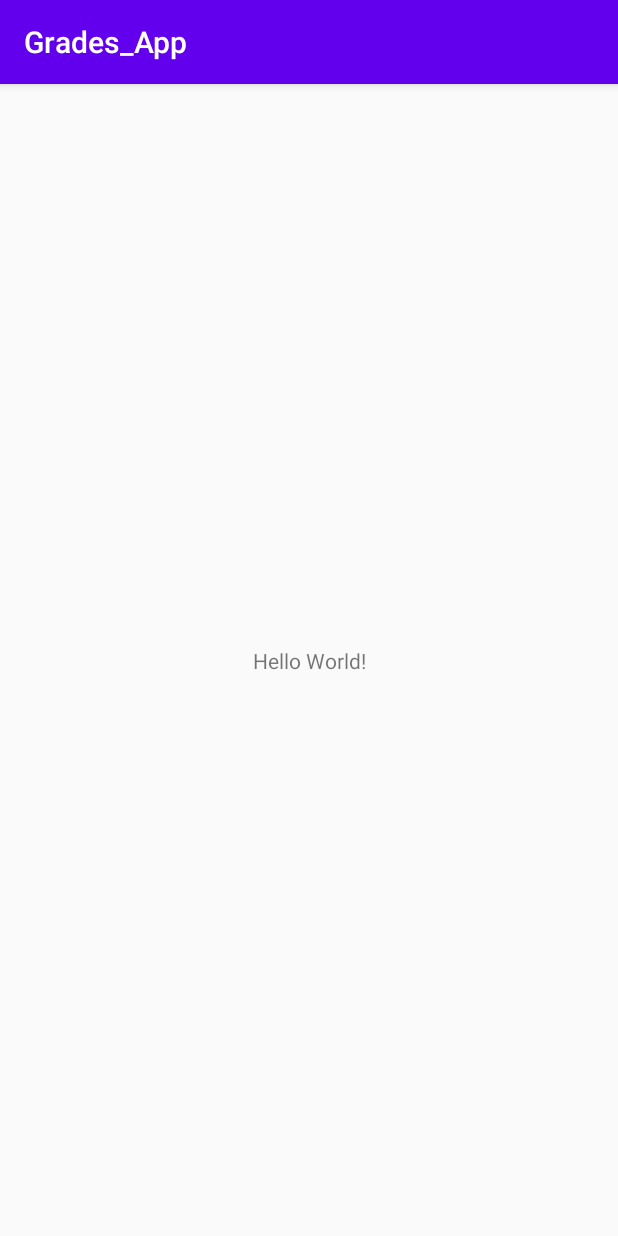
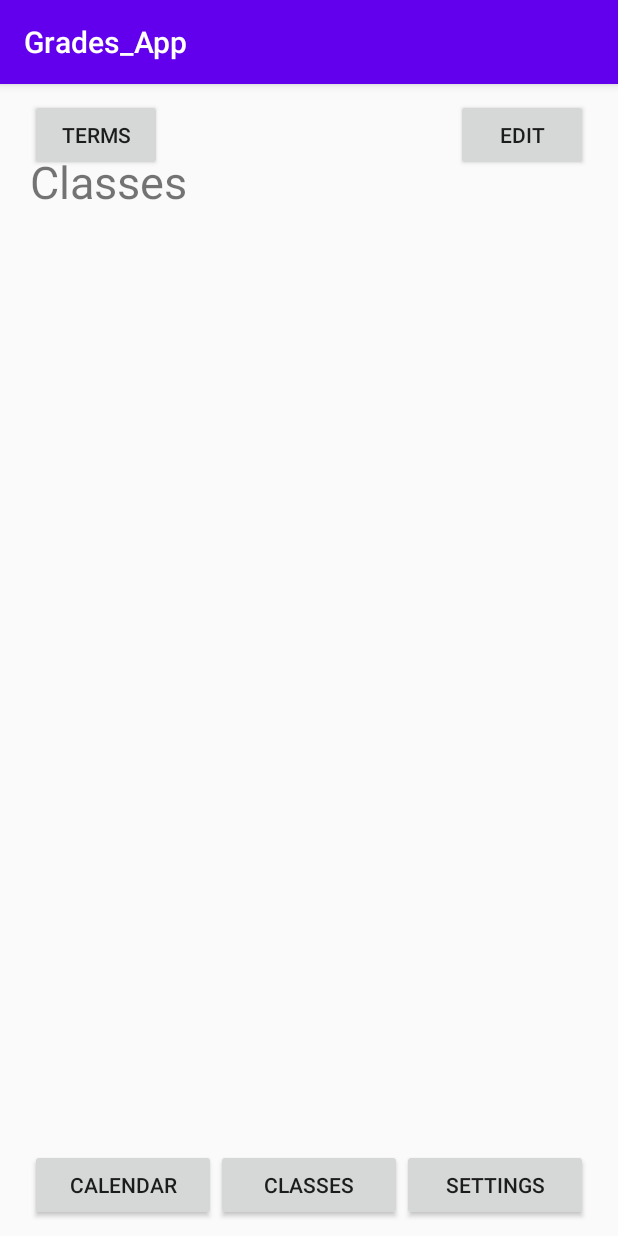
Before and after one commit to megamp15/Grades_App, an Android app: the screen it shows after launch (MainActivity), on a phone screen of 412 x 824 dp. Run offline under Robolectric (Android 15) with nearby library versions, the phone set to English and light mode, and no system bars.

Commit message:
Started UI Layout

```diff
--- a/app/build.gradle
+++ b/app/build.gradle
@@ -29,5 +29,6 @@ dependencies {
     testImplementation 'junit:junit:4.12'
     androidTestImplementation 'androidx.test.ext:junit:1.1.1'
     androidTestImplementation 'androidx.test.espresso:espresso-core:3.2.0'
-
+    implementation 'androidx.appcompat:appcompat:1.2.0'
+    implementation 'com.google.android.material:material:1.2.0'
 }
--- a/app/src/main/res/layout/activity_main.xml
+++ b/app/src/main/res/layout/activity_main.xml
@@ -1,18 +1,70 @@
 <?xml version="1.0" encoding="utf-8"?>
-<androidx.constraintlayout.widget.ConstraintLayout xmlns:android="http://schemas.android.com/apk/res/android"
+<RelativeLayout xmlns:android="http://schemas.android.com/apk/res/android"
     xmlns:app="http://schemas.android.com/apk/res-auto"
     xmlns:tools="http://schemas.android.com/tools"
     android:layout_width="match_parent"
     android:layout_height="match_parent"
-    tools:context=".MainActivity">
+    tools:context=".MainActivity"
+    android:layout_marginHorizontal="20dp"
+    android:layout_marginVertical="10dp">
 
-    <TextView
-        android:layout_width="wrap_content"
+    <RelativeLayout
+        android:layout_width="match_parent"
+        android:layout_height="75dp"
+        android:layout_marginBottom="5dp"
+        >
+        <Button
+            android:layout_width="wrap_content"
+            android:layout_height="wrap_content"
+            android:text="Terms"
+            android:id="@+id/btn_terms"/>
+
+        <TextView
+            android:layout_width="wrap_content"
+            android:layout_height="wrap_content"
+            android:text="Classes"
+            android:layout_alignParentBottom="true"
+            android:textSize="30sp"
+            />
+
+        <Button
+            android:layout_width="wrap_content"
+            android:layout_height="wrap_content"
+            android:text="Edit"
+            android:layout_alignParentEnd="true"
+            />
+    </RelativeLayout>
+
+
+    <LinearLayout
+        android:layout_width="match_parent"
         android:layout_height="wrap_content"
-        android:text="Hello World!"
-        app:layout_constraintBottom_toBottomOf="parent"
-        app:layout_constraintLeft_toLeftOf="parent"
-        app:layout_constraintRight_toRightOf="parent"
-        app:layout_constraintTop_toTopOf="parent" />
+        android:orientation="horizontal"
+        android:layout_alignParentBottom="true"
+        android:id="@+id/nav_btn_layout"
+        >
 
-</androidx.constraintlayout.widget.ConstraintLayout>
+        <Button
+            android:layout_width="0dp"
+            android:layout_height="wrap_content"
+            android:layout_weight="1"
+            android:text="Calendar"
+            android:id="@+id/btn_calendar"/>
+
+        <Button
+            android:layout_width="0dp"
+            android:layout_height="wrap_content"
+            android:layout_weight="1"
+            android:text="Classes"
+            android:id="@+id/btn_class"/>
+
+        <Button
+            android:layout_width="0dp"
+            android:layout_height="wrap_content"
+            android:layout_weight="1"
+            android:text="Settings"
+            android:id="@+id/btn_settings"/>
+
+    </LinearLayout>
+
+</RelativeLayout>
```
